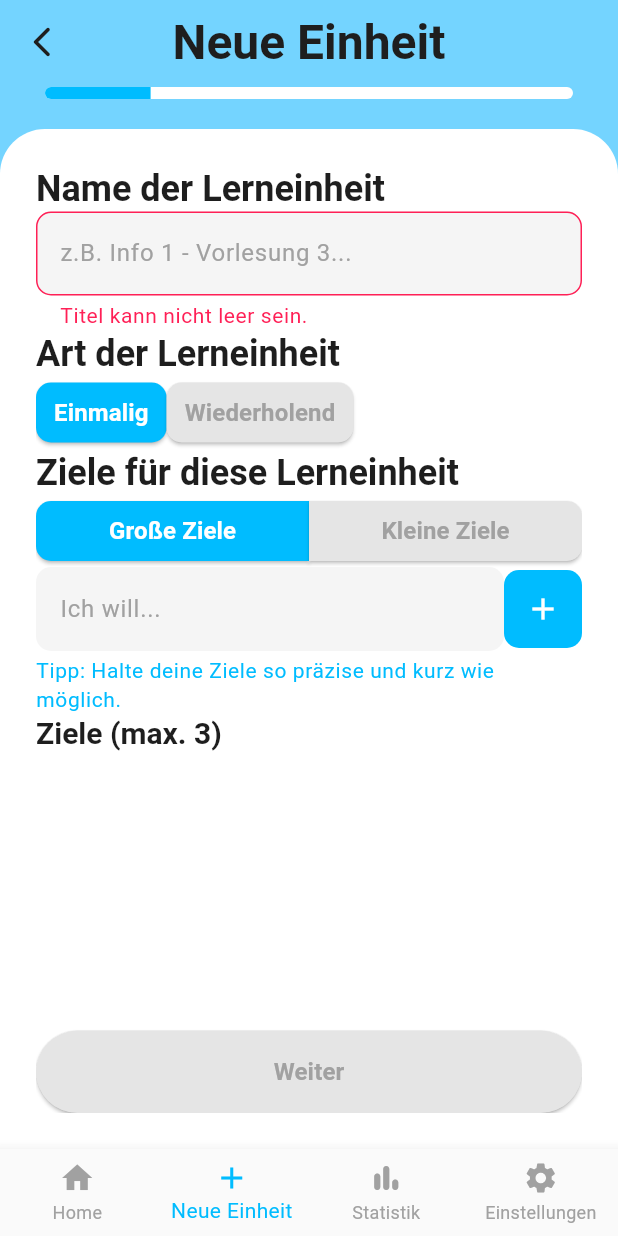
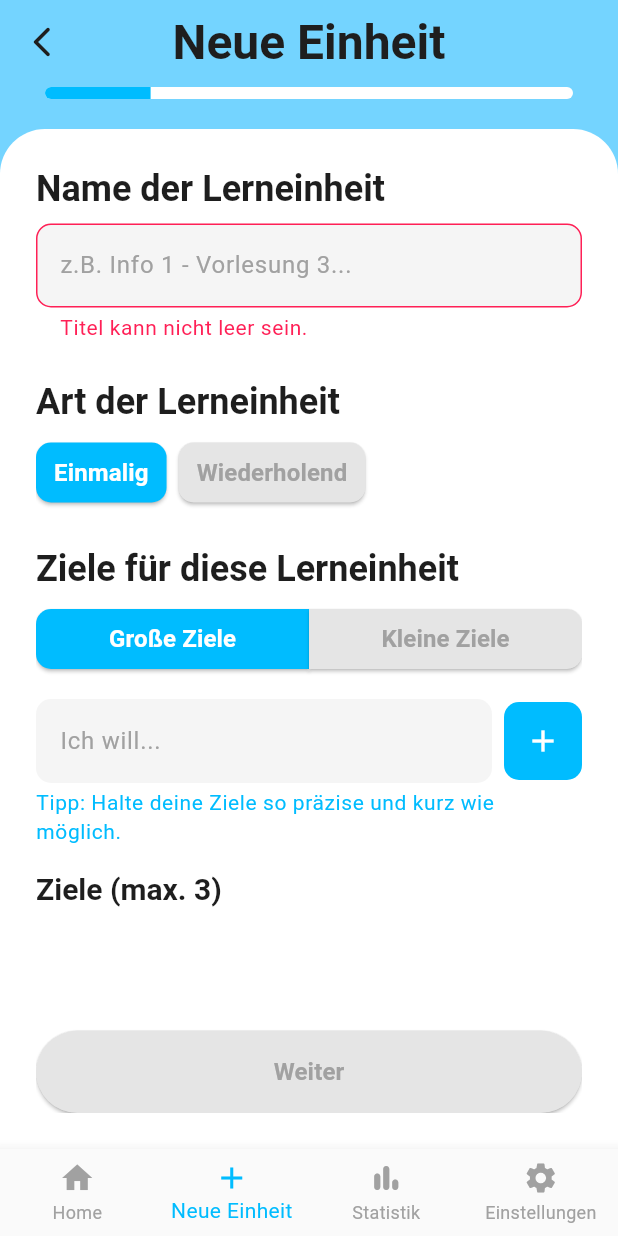
Before and after one commit to selbstlernen-app/selbstlernen-app, a Flutter app: the screen it shows after launch, item 2 of the bottom bar chosen, on a phone screen of 412 x 824 dp. Run offline on Flutter 3.47's test engine with Material 3 defaults, Android fonts, the phone set to English and light mode, and no system bars; drawn by our look-alikes of auto_size_text; our stand-ins replace drift, flutter_riverpod, freezed_annotation, riverpod_annotation; accounts and stored records are empty; generated files the repository leaves out were written again; Roboto replaces fonts that are missing (Urbanist).

Commit message:
💄 Adds vertical and horizontal spacing to all previous files

```diff
--- a/lib/common_widgets/custom_item_tile.dart
+++ b/lib/common_widgets/custom_item_tile.dart
@@ -1,4 +1,7 @@
 import 'package:flutter/material.dart';
+import 'package:srl_app/common_widgets/horizontal_space.dart';
+import 'package:srl_app/common_widgets/vertical_space.dart';
+import 'package:srl_app/core/constants/spacing.dart';
 import 'package:srl_app/core/utils/build_context_extensions.dart';
 
 class CustomItemTile extends StatelessWidget {
@@ -24,6 +27,8 @@ class CustomItemTile extends StatelessWidget {
                 color: context.colorScheme.primary,
               ),
 
+        const HorizontalSpace(size: SpaceSize.small),
+
         Expanded(
           child: Text(
             text,
--- /dev/null
+++ b/lib/core/constants/spacing.dart
@@ -0,0 +1,18 @@
+// Spacing sizes for unified spacing across screens
+enum SpaceSize {
+  xsmall,
+  small,
+  medium,
+  large,
+  xlarge;
+
+  double get value {
+    return switch (this) {
+      SpaceSize.xsmall => 4.0,
+      SpaceSize.small => 8.0,
+      SpaceSize.medium => 16.0,
+      SpaceSize.large => 24.0,
+      SpaceSize.xlarge => 32.0,
+    };
+  }
+}
--- a/lib/presentation/screens/add_session/pages/start_info_page.dart
+++ b/lib/presentation/screens/add_session/pages/start_info_page.dart
@@ -2,6 +2,9 @@ import 'package:flutter/material.dart';
 import 'package:flutter_riverpod/flutter_riverpod.dart';
 import 'package:srl_app/common_widgets/custom_button.dart';
 import 'package:srl_app/common_widgets/custom_text_field.dart';
+import 'package:srl_app/common_widgets/horizontal_space.dart';
+import 'package:srl_app/common_widgets/vertical_space.dart';
+import 'package:srl_app/core/constants/spacing.dart';
 import 'package:srl_app/core/utils/build_context_extensions.dart';
 import 'package:srl_app/domain/models/goal_model.dart';
 import 'package:srl_app/domain/models/task_model.dart';
@@ -98,6 +101,7 @@ class _StartInfoPageState extends ConsumerState<StartInfoPage> {
                   "Name der Lerneinheit",
                   style: context.textTheme.headlineMedium,
                 ),
+                const VerticalSpace(size: SpaceSize.small),
                 CustomTextField(
                   onChanged: ref
                       .read(addSessionViewModelProvider.notifier)
@@ -109,11 +113,14 @@ class _StartInfoPageState extends ConsumerState<StartInfoPage> {
                       .validateTitle(),
                 ),
 
+                const VerticalSpace(size: SpaceSize.large),
+
                 // Date and days
                 Text(
                   "Art der Lerneinheit",
                   style: context.textTheme.headlineMedium,
                 ),
+                const VerticalSpace(size: SpaceSize.small),
                 Row(
                   children: <Widget>[
                     CustomButton(
@@ -125,6 +132,7 @@ class _StartInfoPageState extends ConsumerState<StartInfoPage> {
                       verticalPadding: 8.0,
                       label: "Einmalig",
                     ),
+                    const HorizontalSpace(size: SpaceSize.small),
                     CustomButton(
                       isActive: state.isRepeating,
                       onPressed: () => ref
@@ -138,11 +146,14 @@ class _StartInfoPageState extends ConsumerState<StartInfoPage> {
                 ),
                 if (state.isRepeating) const DateInputFields(),
 
+                const VerticalSpace(size: SpaceSize.large),
+
                 // Big/small goals
                 Text(
                   "Ziele für diese Lerneinheit",
                   style: context.textTheme.headlineMedium,
                 ),
+                const VerticalSpace(size: SpaceSize.small),
                 Row(
                   mainAxisAlignment: MainAxisAlignment.center,
                   crossAxisAlignment: CrossAxisAlignment.center,
@@ -172,7 +183,8 @@ class _StartInfoPageState extends ConsumerState<StartInfoPage> {
                   ],
                 ),
 
-                // Goal/Task input field
+                const VerticalSpace(size: SpaceSize.medium),
+
                 InputList(
                   controller: state.setBigGoals
                       ? _bigGoalController
--- a/lib/presentation/screens/add_session/widgets/input_list.dart
+++ b/lib/presentation/screens/add_session/widgets/input_list.dart
@@ -1,6 +1,9 @@
 import 'package:flutter/material.dart';
 import 'package:srl_app/common_widgets/custom_item_tile.dart';
 import 'package:srl_app/common_widgets/custom_text_field.dart';
+import 'package:srl_app/common_widgets/horizontal_space.dart';
+import 'package:srl_app/common_widgets/vertical_space.dart';
+import 'package:srl_app/core/constants/spacing.dart';
 import 'package:srl_app/core/utils/build_context_extensions.dart';
 import 'package:srl_app/domain/models/goal_model.dart';
 import 'package:srl_app/domain/models/task_model.dart';
@@ -12,6 +15,7 @@ class InputList<T> extends StatelessWidget {
     required this.onEnter,
     required this.isBigGoal,
     required this.items,
+    this.hideHeadline = false,
     this.toolTip,
     this.errorText,
   });
@@ -19,6 +23,7 @@ class InputList<T> extends StatelessWidget {
   final TextEditingController controller;
   final VoidCallback onEnter;
   final bool isBigGoal;
+  final bool hideHeadline;
   final List<T> items;
   final String? toolTip;
   final String? errorText;
@@ -30,7 +35,9 @@ class InputList<T> extends StatelessWidget {
       children: <Widget>[
         _buildInputRow(context),
         if (toolTip?.isNotEmpty ?? false) _buildTooltip(context),
-        _buildHeader(context),
+        const VerticalSpace(size: SpaceSize.medium),
+        if (!hideHeadline) _buildHeader(context),
+        const VerticalSpace(size: SpaceSize.small),
         ..._buildItemsList(),
       ],
     );
@@ -48,6 +55,7 @@ class InputList<T> extends StatelessWidget {
             errorText: errorText,
           ),
         ),
+        const HorizontalSpace(size: SpaceSize.small),
         IconButton(
           icon: const Icon(Icons.add),
           onPressed: onEnter,
@@ -78,7 +86,7 @@ class InputList<T> extends StatelessWidget {
 
   Widget _buildHeader(BuildContext context) {
     return Text(
-      isBigGoal ? "Ziele (max. 3)" : "Kleine Ziele (max. 10)",
+      (isBigGoal) ? "Ziele (max. 3)" : "Kleine Ziele (max. 10)",
       style: context.textTheme.headlineSmall,
     );
   }
```
Also changed, not shown: lib/common_widgets/horizontal_space.dart (added, +14 -0 lines), lib/common_widgets/vertical_space.dart (added, +14 -0 lines), lib/presentation/screens/add_session/pages/bottom_up_page.dart (+22 -7 lines), lib/presentation/screens/add_session/widgets/date_input_fields.dart (+11 -0 lines).
